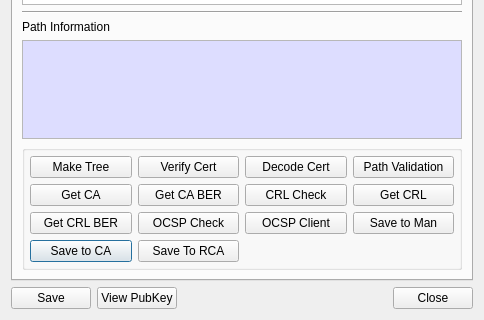
jykim74/BerEditor, file BerEditor/cert_info_dlg.ui: the form before one commit; both pictures show x 0 to 484 and y 196 to 516 of the 484 by 516 pixel window.
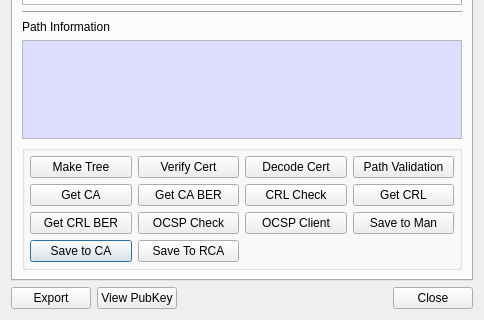
The form after the commit.

What changed in the file:
```diff
--- a/BerEditor/cert_info_dlg.ui
+++ b/BerEditor/cert_info_dlg.ui
@@ -472,7 +472,7 @@
         <string>Save certificate as pem</string>
        </property>
        <property name="text">
-        <string>Save</string>
+        <string>Export</string>
        </property>
       </widget>
      </item>
```
Left out of the diff: 4 changed lines with no effect on the pictures.
